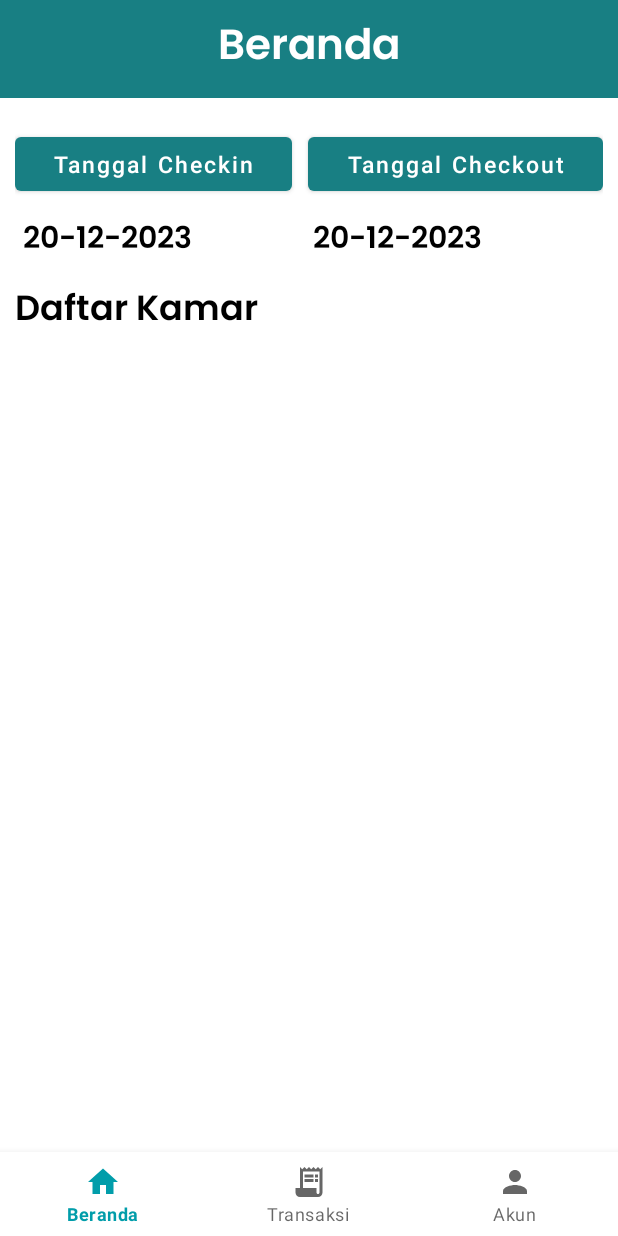
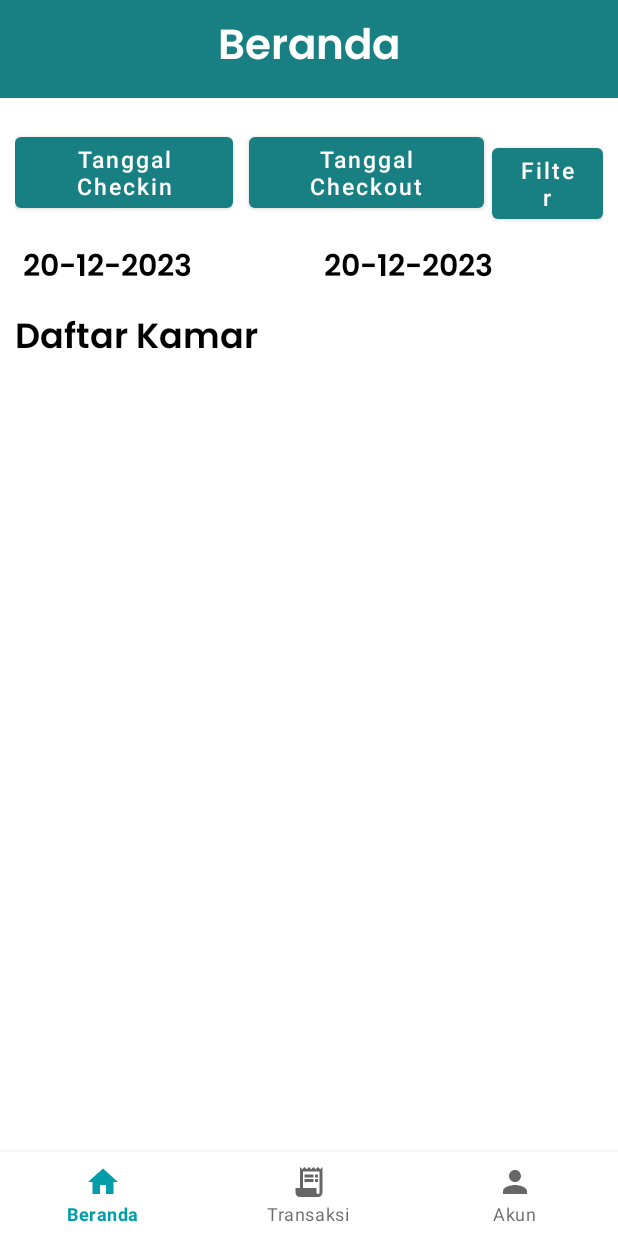
Before and after one commit to irmeliagst/GoHome_Mobile_S4, an Android app: the homeFragment screen opened directly, with no data from a screen before it, on a phone screen of 412 x 824 dp. Run offline under Robolectric (Android 15) with nearby library versions, the phone set to English and light mode, and no system bars; 2 statements that could not run were skipped.

```diff
--- a/app/src/main/java/com/example/gohome_mobile_s4/homeFragment.java
+++ b/app/src/main/java/com/example/gohome_mobile_s4/homeFragment.java
@@ -8,6 +8,7 @@ import androidx.fragment.app.Fragment;
 import androidx.recyclerview.widget.LinearLayoutManager;
 import androidx.recyclerview.widget.RecyclerView;
 
+import android.util.Log;
 import android.view.LayoutInflater;
 import android.view.View;
 import android.view.ViewGroup;
@@ -17,6 +18,7 @@ import android.widget.Toast;
 
 import com.example.gohome_mobile_s4.Adapter.HomeAdapter;
 import com.example.gohome_mobile_s4.Model.HomeModel;
+import com.example.gohome_mobile_s4.Model.Tanggal;
 import com.example.gohome_mobile_s4.retrofit.ApiInterface;
 import com.example.gohome_mobile_s4.retrofit.RetrofitClient;
 import com.google.gson.Gson;
@@ -34,11 +36,12 @@ import retrofit2.Retrofit;
 import retrofit2.converter.gson.GsonConverterFactory;
 
 public class homeFragment extends Fragment {
-    Button btnCheckin, btnCheckout;
+    Button btnCheckin, btnCheckout, btnFilter;
     TextView set_checkin, set_checkout;
     private RecyclerView recyclerView;
     private HomeAdapter myAdapter;
     private List<HomeModel> kamarList;
+    Tanggal tanggal = new Tanggal();
     private LinearLayoutManager layoutManager;
 
 
@@ -53,6 +56,7 @@ public class homeFragment extends Fragment {
         View view = inflater.inflate(R.layout.fragment_home, container, false);
         btnCheckin = view.findViewById(R.id.btncheckin);
         btnCheckout = view.findViewById(R.id.btncheckout);
+        btnFilter = view.findViewById(R.id.btnFilter);
         set_checkin = view.findViewById(R.id.set_checkin);
         set_checkout = view.findViewById(R.id.set_checkout);
         recyclerView = view.findViewById(R.id.kamar_tampil);
@@ -60,6 +64,15 @@ public class homeFragment extends Fragment {
         layoutManager.setOrientation(RecyclerView.VERTICAL);
         recyclerView.setLayoutManager(layoutManager);
         getKamar();
+
+        btnFilter.setOnClickListener(new View.OnClickListener() {
+            @Override
+            public void onClick(View v)
+            {
+
+                System.out.println(tanggal.getTanggal_checkin() +" "+tanggal.getTanggal_checkout() );
+            }
+        });
         btnCheckin.setOnClickListener(new View.OnClickListener() {
             @Override
             public void onClick(View v) {
@@ -71,6 +84,8 @@ public class homeFragment extends Fragment {
             DatePickerDialog datePickerDialog = new DatePickerDialog(getActivity(), (datePicker, year1, month1, day) -> {
                         month1 += 1; // Januari dimulai dari 0
                         String selectedDate = String.format(Locale.getDefault(), "%02d/%02d/%d", day, month1, year1);
+//                        Tanggal tanggal = new Tanggal();
+                        tanggal.setTanggal_checkin(selectedDate);
                         set_checkin.setText(selectedDate); // Menampilkan tanggal yang dipilih pada TextView checkin
                     },
                     year, month, dayOfMonth);
@@ -90,6 +105,8 @@ public class homeFragment extends Fragment {
                     (datePicker, year1, month1, day) -> {
                         month1 += 1; // Januari dimulai dari 0
                         String selectedDate = String.format(Locale.getDefault(), "%02d/%02d/%d", day, month1, year1);
+//                        Tanggal tanggal = new Tanggal();
+                        tanggal.setTanggal_checkout(selectedDate);
                         set_checkout.setText(selectedDate); // Menampilkan tanggal yang dipilih pada TextView checkout
                     },
                     year,
@@ -118,4 +135,5 @@ public class homeFragment extends Fragment {
 
         });
     }
+
 }
--- a/app/src/main/java/com/example/gohome_mobile_s4/retrofit/ApiInterface.java
+++ b/app/src/main/java/com/example/gohome_mobile_s4/retrofit/ApiInterface.java
@@ -1,11 +1,10 @@
 package com.example.gohome_mobile_s4.retrofit;
 
 import com.example.gohome_mobile_s4.Model.HomeModel;
+import com.example.gohome_mobile_s4.Model.filter.FilterTersediaItem;
 import com.example.gohome_mobile_s4.Model.login.Login;
 import com.example.gohome_mobile_s4.Model.profile.Profile;
 import com.example.gohome_mobile_s4.Model.register.Register;
-import com.example.gohome_mobile_s4.Model.transaksi.TransaksiModelItem;
-import com.example.gohome_mobile_s4.Model.transaksiNik.DataItem;
 import com.example.gohome_mobile_s4.Model.transaksiNik.TransaksiNik;
 
 import java.util.List;
@@ -15,9 +14,10 @@ import retrofit2.http.Field;
 import retrofit2.http.FormUrlEncoded;
 import retrofit2.http.GET;
 import retrofit2.http.POST;
+import retrofit2.http.Query;
 
 public interface ApiInterface {
-    String BASE_URL = "http://192.168.0.121:8000/api/";
+    String BASE_URL = "http://192.168.0.110:8000/api/";
 
     @FormUrlEncoded
     @POST("login")
@@ -48,7 +48,13 @@ public interface ApiInterface {
             @Field("nama_pengunjung") String nama_pengunjung,
             @Field("email") String email,
             @Field("telepon") String telepon);
+    // lets make our model class of json data .
 
-
-    // lets make our model class of json data .
+    @GET("filter_tersedia")
+    Call<FilterTersediaItem> filterTersedia(
+            @Query("tanggal_checkin_awal") String tanggalCheckinAwal,
+            @Query("tanggal_checkin_akhir") String tanggalCheckinAkhir,
+            @Query("tanggal_checkout_awal") String tanggalCheckoutAwal,
+            @Query("tanggal_checkout_akhir") String tanggalCheckoutAkhir
+    );
 }
--- a/app/src/main/res/layout/fragment_home.xml
+++ b/app/src/main/res/layout/fragment_home.xml
@@ -64,6 +64,18 @@
                     android:textSize="15sp"
                     android:textAllCaps="false"
                     android:layout_marginLeft="5dp"/>
+
+                <Button
+                    android:id="@+id/btnFilter"
+                    android:layout_width="94dp"
+                    android:layout_height="wrap_content"
+                    android:layout_marginLeft="5dp"
+                    android:layout_marginTop="17dp"
+                    android:layout_weight="1"
+                    android:text="Filter"
+                    android:textAllCaps="false"
+                    android:textSize="15sp"
+                    app:backgroundTint="#187F83" />
             </LinearLayout>
             <LinearLayout
                 android:id="@+id/blok2"
@@ -72,27 +84,29 @@
                 app:layout_constraintStart_toStartOf="@+id/group3"
                 app:layout_constraintTop_toBottomOf="@+id/group3"
                 android:orientation="horizontal">
+
                 <TextView
                     android:id="@+id/set_checkin"
-                    android:layout_width="120dp"
+                    android:layout_width="67dp"
                     android:layout_height="wrap_content"
+                    android:layout_marginLeft="5dp"
                     android:layout_marginTop="10dp"
-                    android:fontFamily="@font/semi_bold"
-                    android:text="20-12-2023"
-                    android:layout_marginLeft="5dp"
-                    android:textColor="@color/black"
-                    android:textSize="20sp"
-                    android:layout_weight="1"/>
-                <TextView
-                    android:id="@+id/set_checkout"
-                    android:layout_width="120dp"
-                    android:layout_height="wrap_content"
-                    android:layout_marginTop="10dp"
+                    android:layout_weight="1"
                     android:fontFamily="@font/semi_bold"
                     android:text="20-12-2023"
                     android:textColor="@color/black"
-                    android:textSize="20sp"
-                    android:layout_weight="1"/>
+                    android:textSize="20sp" />
+
+                <TextView
+                    android:id="@+id/set_checkout"
+                    android:layout_width="52dp"
+                    android:layout_height="wrap_content"
+                    android:layout_marginTop="10dp"
+                    android:layout_weight="1"
+                    android:fontFamily="@font/semi_bold"
+                    android:text="20-12-2023"
+                    android:textColor="@color/black"
+                    android:textSize="20sp" />
             </LinearLayout>
             <TextView
                 android:layout_width="wrap_content"
```
Also changed, not shown: app/src/main/java/com/example/gohome_mobile_s4/Model/Tanggal.java (added, +23 -0 lines), app/src/main/java/com/example/gohome_mobile_s4/Model/filter/FilterTersedia.java (added, +18 -0 lines), app/src/main/java/com/example/gohome_mobile_s4/Model/filter/FilterTersediaItem.java (added, +182 -0 lines).
